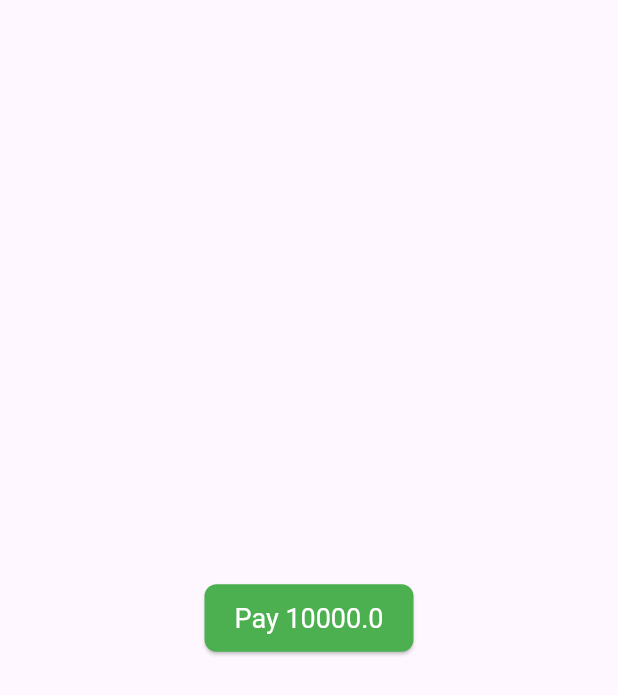
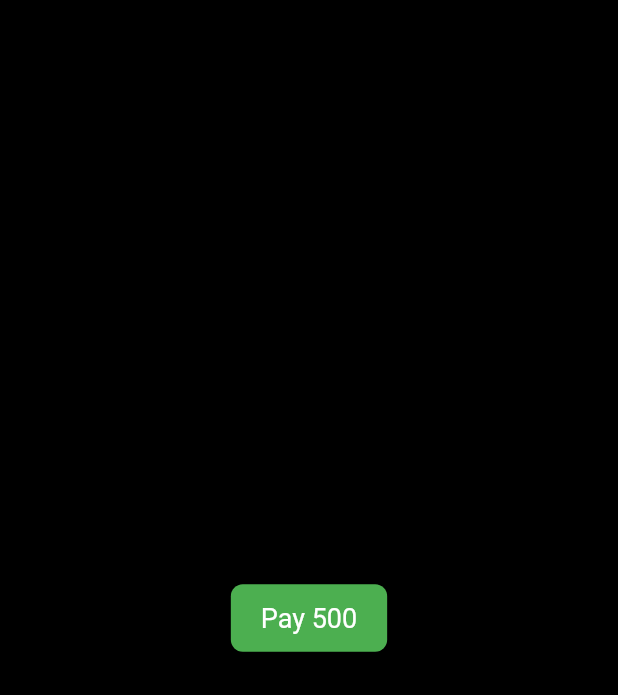
Before and after one commit to pranave2003/stripe_payment, a Flutter app: the screen it shows after launch, on a phone screen of 412 x 824 dp. Shown: the top 695 px of the screen. Run offline on Flutter 3.47's test engine with Material 3 defaults, Android fonts, the phone set to English and light mode, and no system bars; our stand-ins replace bloc, flutter_bloc; missing offline and left inert: flutter_stripe.

Commit message:
payment gateway implement bloc

```diff
--- /dev/null
+++ b/lib/Paymentintegration/BlocLayer/payment_event.dart
@@ -0,0 +1,13 @@
+
+import 'package:flutter/cupertino.dart';
+
+@immutable
+sealed class PaymentEvent {}
+
+
+class MakePaymentEvent extends PaymentEvent {
+  final String amount;
+  final String currency;
+
+  MakePaymentEvent({required this.amount, required this.currency});
+}
--- /dev/null
+++ b/lib/Paymentintegration/BlocLayer/payment_state.dart
@@ -0,0 +1,12 @@
+abstract class PaymentState {}
+
+class PaymentInitial extends PaymentState {}
+
+class PaymentProcessing extends PaymentState {}
+
+class PaymentSuccess extends PaymentState {}
+
+class PaymentFailed extends PaymentState {
+  final String error;
+  PaymentFailed({required this.error});
+}
--- /dev/null
+++ b/lib/Paymentintegration/UI_Layer/payHome.dart
@@ -0,0 +1,63 @@
+import 'package:flutter/material.dart';
+import 'package:flutter_bloc/flutter_bloc.dart';
+import '../../payment.dart';
+import '../BlocLayer/payment_bloc.dart';
+import '../BlocLayer/payment_event.dart';
+import '../BlocLayer/payment_state.dart';
+import 'DonePayment.dart';
+
+class Payscreen extends StatelessWidget {
+  const Payscreen({super.key});
+
+  @override
+  Widget build(BuildContext context) {
+    return Scaffold(
+      backgroundColor: Colors.black,
+
+      body: Center(
+        child: BlocConsumer<PaymentBloc, PaymentState>(
+          listener: (context, state) {
+            if (state is PaymentSuccess) {
+              Navigator.pushReplacement(
+                context,
+                MaterialPageRoute(builder: (context) => const Donepayment()),
+              );
+            } else if (state is PaymentFailed) {
+              ScaffoldMessenger.of(
+                context,
+              ).showSnackBar(SnackBar(content: Text(state.error)));
+            }
+          },
+          builder: (context, state) {
+            return ElevatedButton(
+              onPressed:
+                  state is PaymentProcessing
+                      ? null
+                      : () {
+                        context.read<PaymentBloc>().add(
+                          MakePaymentEvent(amount: "5000", currency: "USD"),
+                        );
+                      },
+              style: ElevatedButton.styleFrom(
+                backgroundColor: Colors.green,
+                foregroundColor: Colors.white,
+                padding: const EdgeInsets.symmetric(
+                  horizontal: 20,
+                  vertical: 12,
+                ),
+                textStyle: const TextStyle(fontSize: 18),
+                shape: RoundedRectangleBorder(
+                  borderRadius: BorderRadius.circular(8),
+                ),
+              ),
+              child:
+                  state is PaymentProcessing
+                      ? const CircularProgressIndicator(color: Colors.white)
+                      : const Text("Pay \500"),
+            );
+          },
+        ),
+      ),
+    );
+  }
+}
--- a/lib/main.dart
+++ b/lib/main.dart
@@ -1,12 +1,17 @@
 import 'package:flutter/material.dart';
+import 'package:flutter_bloc/flutter_bloc.dart';
 import 'package:flutter_stripe/flutter_stripe.dart';
+import 'package:strip/payment.dart';
 
 import 'Home.dart';
+import 'Paymentintegration/BlocLayer/payment_bloc.dart';
+import 'Paymentintegration/Datalayer/Repository/payment_repository.dart';
+import 'Paymentintegration/UI_Layer/payHome.dart';
 import 'keys.dart';
 
 Future<void> main() async {
   WidgetsFlutterBinding.ensureInitialized();
-  Stripe.publishableKey=Publishablekey;
+  Stripe.publishableKey = Publishablekey;
   await Stripe.instance.applySettings();
   runApp(const MyApp());
 }
@@ -17,12 +22,21 @@ class MyApp extends StatelessWidget {
   // This widget is the root of your application.
   @override
   Widget build(BuildContext context) {
-    return MaterialApp(
-      title: 'Flutter Demo',
-      theme: ThemeData(
-        colorScheme: ColorScheme.fromSeed(seedColor: Colors.deepPurple),
+    return MultiBlocProvider(
+      providers: [
+        BlocProvider(
+          create:
+              (context) => PaymentBloc(paymentRepository: PaymentRepository()),
+        ),
+      ],
+      child: MaterialApp(
+        debugShowCheckedModeBanner: false,
+        title: 'Flutter Demo',
+        theme: ThemeData(
+          colorScheme: ColorScheme.fromSeed(seedColor: Colors.deepPurple),
+        ),
+        home: Payscreen(),
       ),
-      home: Homescreen(),
     );
   }
 }
--- a/pubspec.yaml
+++ b/pubspec.yaml
@@ -36,6 +36,8 @@ dependencies:
   cupertino_icons: ^1.0.8
   flutter_stripe: ^11.4.0
   http: ^1.3.0
+  bloc: ^9.0.0
+  flutter_bloc: ^9.1.0
 
 dev_dependencies:
   flutter_test:
```
Also changed, not shown: lib/Paymentintegration/BlocLayer/payment_bloc.dart (added, +39 -0 lines), lib/Paymentintegration/Datalayer/Repository/payment_repository.dart (added, +33 -0 lines), lib/Paymentintegration/UI_Layer/DonePayment.dart (added, +79 -0 lines), lib/payment.dart (added, +164 -0 lines), pubspec.lock.
